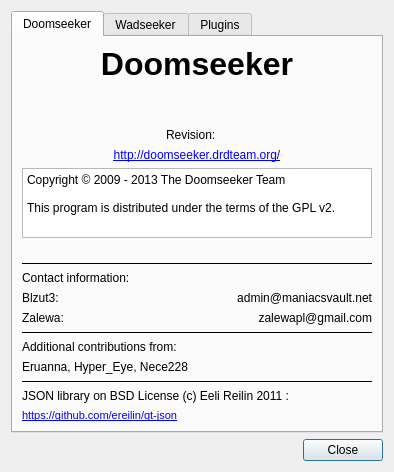
Destroyerrrocket/doomseeker-unofficial, file src/core/gui/aboutdialog.ui: the form before one commit.
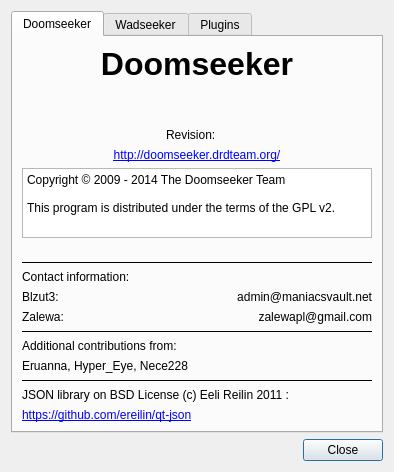
The form after the commit.

Commit message: - Fixed a few more issues with the about dialog.

What changed in the file:
```diff
--- a/src/core/gui/aboutdialog.ui
+++ b/src/core/gui/aboutdialog.ui
@@ -159,14 +159,14 @@
          <property name="maximumSize">
           <size>
            <width>16777215</width>
-           <height>70</height>
+           <height>80</height>
           </size>
          </property>
          <property name="readOnly">
           <bool>true</bool>
          </property>
          <property name="plainText">
-          <string>Copyright © 2009 - 2013 The Doomseeker Team
+          <string>Copyright © 2009 - 2014 The Doomseeker Team
 
 This program is distributed under the terms of the GPL v2.</string>
          </property>
@@ -305,7 +305,7 @@
           <string>&lt;!DOCTYPE HTML PUBLIC &quot;-//W3C//DTD HTML 4.0//EN&quot; &quot;http://www.w3.org/TR/REC-html40/strict.dtd&quot;&gt;
 &lt;html&gt;&lt;head&gt;&lt;meta name=&quot;qrichtext&quot; content=&quot;1&quot; /&gt;&lt;style type=&quot;text/css&quot;&gt;
 p, li { white-space: pre-wrap; }
-&lt;/style&gt;&lt;/head&gt;&lt;body style=&quot; font-family:'MS Shell Dlg 2'; font-size:8.25pt; font-weight:400; font-style:normal;&quot;&gt;
+&lt;/style&gt;&lt;/head&gt;&lt;body&gt;
 &lt;p style=&quot; margin-top:0px; margin-bottom:0px; margin-left:0px; margin-right:0px; -qt-block-indent:0; text-indent:0px;&quot;&gt;&lt;a href=&quot;https://github.com/ereilin/qt-json&quot;&gt;&lt;span style=&quot; text-decoration: underline; color:#0000ff;&quot;&gt;https://github.com/ereilin/qt-json&lt;/span&gt;&lt;/a&gt;&lt;/p&gt;&lt;/body&gt;&lt;/html&gt;</string>
          </property>
          <property name="textInteractionFlags">
```
